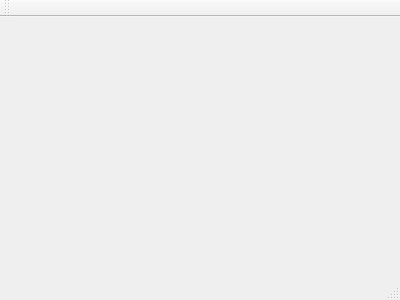
mbnoimi/SimpleInvoice, file src/mainwindow.ui: the form before one commit.
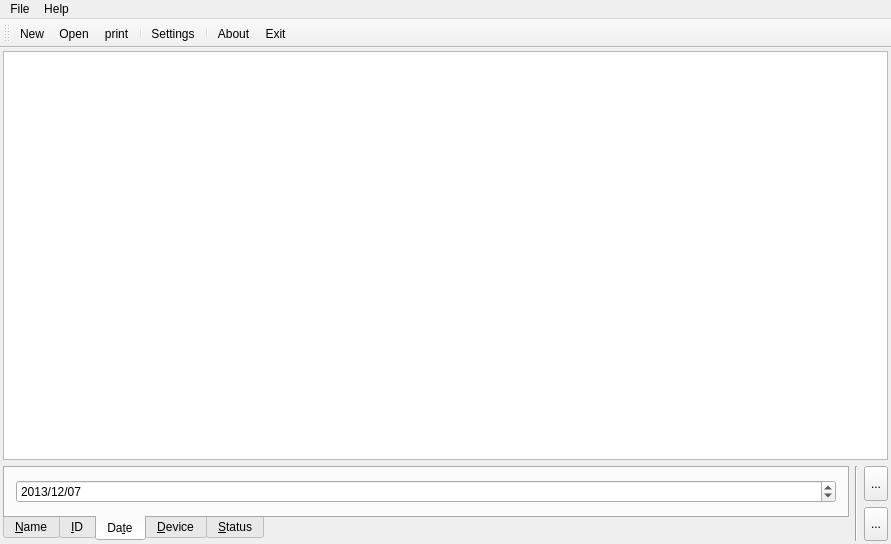
The form after the commit. The open tabs and pages were chosen to show the change. Icons and pictures are not drawn.

```diff
--- a/src/mainwindow.ui
+++ b/src/mainwindow.ui
@@ -1,24 +1,353 @@
 <ui version="4.0">
  <class>MainWindow</class>
- <widget class="QMainWindow" name="MainWindow" >
-  <property name="geometry" >
+ <widget class="QMainWindow" name="MainWindow">
+  <property name="geometry">
    <rect>
     <x>0</x>
     <y>0</y>
-    <width>400</width>
-    <height>300</height>
+    <width>891</width>
+    <height>544</height>
    </rect>
   </property>
   <property name="windowTitle" >
    <string>MainWindow</string>
   </property>
-  <widget class="QMenuBar" name="menuBar" />
-  <widget class="QToolBar" name="mainToolBar" />
-  <widget class="QWidget" name="centralWidget" />
-  <widget class="QStatusBar" name="statusBar" />
+  <property name="windowIcon">
+   <iconset resource="res.qrc">
+    <normaloff>:/icons/res/kword.png</normaloff>:/icons/res/kword.png</iconset>
+  </property>
+  <widget class="QWidget" name="centralWidget">
+   <layout class="QVBoxLayout" name="verticalLayout_2">
+    <property name="leftMargin">
+     <number>3</number>
+    </property>
+    <property name="topMargin">
+     <number>3</number>
+    </property>
+    <property name="rightMargin">
+     <number>3</number>
+    </property>
+    <property name="bottomMargin">
+     <number>3</number>
+    </property>
+    <item>
+     <widget class="QTableView" name="tableView">
+      <property name="alternatingRowColors">
+       <bool>true</bool>
+      </property>
+      <property name="selectionMode">
+       <enum>QAbstractItemView::SingleSelection</enum>
+      </property>
+      <property name="selectionBehavior">
+       <enum>QAbstractItemView::SelectRows</enum>
+      </property>
+      <attribute name="horizontalHeaderStretchLastSection">
+       <bool>true</bool>
+      </attribute>
+      <attribute name="verticalHeaderVisible">
+       <bool>false</bool>
+      </attribute>
+     </widget>
+    </item>
+    <item>
+     <widget class="QFrame" name="frame">
+      <property name="sizePolicy">
+       <sizepolicy hsizetype="Preferred" vsizetype="Maximum">
+        <horstretch>0</horstretch>
+        <verstretch>0</verstretch>
+       </sizepolicy>
+      </property>
+      <layout class="QHBoxLayout" name="horizontalLayout_2">
+       <property name="leftMargin">
+        <number>0</number>
+       </property>
+       <property name="topMargin">
+        <number>0</number>
+       </property>
+       <property name="rightMargin">
+        <number>0</number>
+       </property>
+       <property name="bottomMargin">
+        <number>0</number>
+       </property>
+       <item>
+        <widget class="QTabWidget" name="tabWidget">
+         <property name="tabPosition">
+          <enum>QTabWidget::South</enum>
+         </property>
+         <property name="currentIndex">
+          <number>0</number>
+         </property>
+         <widget class="QWidget" name="tab_3">
+          <attribute name="title">
+           <string>&amp;Name</string>
+          </attribute>
+          <layout class="QHBoxLayout" name="horizontalLayout_4">
+           <item>
+            <widget class="QLineEdit" name="lineEdit_name">
+             <property name="placeholderText">
+              <string>Type a name...</string>
+             </property>
+            </widget>
+           </item>
+          </layout>
+         </widget>
+         <widget class="QWidget" name="tab_2">
+          <attribute name="title">
+           <string>&amp;ID</string>
+          </attribute>
+          <layout class="QHBoxLayout" name="horizontalLayout_3">
+           <item>
+            <widget class="QSpinBox" name="spinBox_id">
+             <property name="maximum">
+              <number>9999999</number>
+             </property>
+            </widget>
+           </item>
+          </layout>
+         </widget>
+         <widget class="QWidget" name="tab">
+          <attribute name="title">
+           <string>Da&amp;te</string>
+          </attribute>
+          <layout class="QHBoxLayout" name="horizontalLayout">
+           <item>
+            <widget class="QDateEdit" name="dateEdit_date">
+             <property name="displayFormat">
+              <string>yyyy/MM/dd</string>
+             </property>
+             <property name="date">
+              <date>
+               <year>2013</year>
+               <month>12</month>
+               <day>7</day>
+              </date>
+             </property>
+            </widget>
+           </item>
+          </layout>
+         </widget>
+         <widget class="QWidget" name="tab_4">
+          <attribute name="title">
+           <string>&amp;Device</string>
+          </attribute>
+          <layout class="QHBoxLayout" name="horizontalLayout_5">
+           <item>
+            <widget class="QComboBox" name="comboBox_device"/>
+           </item>
+          </layout>
+         </widget>
+         <widget class="QWidget" name="tab_5">
+          <attribute name="title">
+           <string>&amp;Status</string>
+          </attribute>
+          <layout class="QHBoxLayout" name="horizontalLayout_6">
+           <item>
+            <widget class="QComboBox" name="comboBox_status"/>
+           </item>
+          </layout>
+         </widget>
+        </widget>
+       </item>
+       <item>
+        <widget class="Line" name="line">
+         <property name="orientation">
+          <enum>Qt::Vertical</enum>
+         </property>
+        </widget>
+       </item>
+       <item>
+        <layout class="QVBoxLayout" name="verticalLayout">
+         <item>
+          <widget class="QToolButton" name="toolButton_apply">
+           <property name="sizePolicy">
+            <sizepolicy hsizetype="Minimum" vsizetype="Minimum">
+             <horstretch>0</horstretch>
+             <verstretch>0</verstretch>
+            </sizepolicy>
+           </property>
+           <property name="text">
+            <string>...</string>
+           </property>
+           <property name="icon">
+            <iconset resource="res.qrc">
+             <normaloff>:/icons/res/dialog-ok-apply.png</normaloff>:/icons/res/dialog-ok-apply.png</iconset>
+           </property>
+          </widget>
+         </item>
+         <item>
+          <widget class="QToolButton" name="toolButton_cancel">
+           <property name="sizePolicy">
+            <sizepolicy hsizetype="Minimum" vsizetype="Minimum">
+             <horstretch>0</horstretch>
+             <verstretch>0</verstretch>
+            </sizepolicy>
+           </property>
+           <property name="text">
+            <string>...</string>
+           </property>
+           <property name="icon">
+            <iconset resource="res.qrc">
+             <normaloff>:/icons/res/dialog-cancel.png</normaloff>:/icons/res/dialog-cancel.png</iconset>
+           </property>
+          </widget>
+         </item>
+        </layout>
+       </item>
+      </layout>
+     </widget>
+    </item>
+   </layout>
+  </widget>
+  <widget class="QMenuBar" name="menuBar">
+   <property name="geometry">
+    <rect>
+     <x>0</x>
+     <y>0</y>
+     <width>891</width>
+     <height>20</height>
+    </rect>
+   </property>
+   <widget class="QMenu" name="menuFile">
+    <property name="title">
+     <string>File</string>
+    </property>
+    <addaction name="actionNew"/>
+    <addaction name="actionOpen"/>
+    <addaction name="actionPrint"/>
+    <addaction name="separator"/>
+    <addaction name="actionSettings"/>
+    <addaction name="separator"/>
+    <addaction name="actionExit"/>
+   </widget>
+   <widget class="QMenu" name="menuHelp">
+    <property name="title">
+     <string>Help</string>
+    </property>
+    <addaction name="actionAbout"/>
+   </widget>
+   <addaction name="menuFile"/>
+   <addaction name="menuHelp"/>
+  </widget>
+  <widget class="QToolBar" name="mainToolBar">
+   <property name="toolButtonStyle">
+    <enum>Qt::ToolButtonIconOnly</enum>
+   </property>
+   <attribute name="toolBarArea">
+    <enum>TopToolBarArea</enum>
+   </attribute>
+   <attribute name="toolBarBreak">
+    <bool>false</bool>
+   </attribute>
+   <addaction name="actionNew"/>
+   <addaction name="actionOpen"/>
+   <addaction name="actionPrint"/>
+   <addaction name="separator"/>
+   <addaction name="actionSettings"/>
+   <addaction name="separator"/>
+   <addaction name="actionAbout"/>
+   <addaction name="actionExit"/>
+  </widget>
+  <action name="actionNew">
+   <property name="icon">
+    <iconset resource="res.qrc">
+     <normaloff>:/icons/res/document-new.png</normaloff>:/icons/res/document-new.png</iconset>
+   </property>
+   <property name="text">
+    <string>New</string>
+   </property>
+   <property name="shortcut">
+    <string>Ctrl+N</string>
+   </property>
+  </action>
+  <action name="actionOpen">
+   <property name="icon">
+    <iconset resource="res.qrc">
+     <normaloff>:/icons/res/document-open-folder.png</normaloff>:/icons/res/document-open-folder.png</iconset>
+   </property>
+   <property name="text">
+    <string>Open</string>
+   </property>
+   <property name="shortcut">
+    <string>Ctrl+O</string>
+   </property>
+  </action>
+  <action name="actionExit">
+   <property name="icon">
+    <iconset resource="res.qrc">
+     <normaloff>:/icons/res/application-exit.png</normaloff>:/icons/res/application-exit.png</iconset>
+   </property>
+   <property name="text">
+    <string>Exit</string>
+   </property>
+   <property name="toolTip">
+    <string>Exit</string>
+   </property>
+   <property name="shortcut">
+    <string>Ctrl+Q</string>
+   </property>
+  </action>
+  <action name="actionSettings">
+   <property name="icon">
+    <iconset resource="res.qrc">
+     <normaloff>:/icons/res/advancedsettings.png</normaloff>:/icons/res/advancedsettings.png</iconset>
+   </property>
+   <property name="text">
+    <string>Settings</string>
+   </property>
+   <property name="toolTip">
+    <string>Settings</string>
+   </property>
+  </action>
+  <action name="actionAbout">
+   <property name="icon">
+    <iconset resource="res.qrc">
+     <normaloff>:/icons/res/help-about.png</normaloff>:/icons/res/help-about.png</iconset>
+   </property>
+   <property name="text">
+    <string>About</string>
+   </property>
+  </action>
+  <action name="actionPrint">
+   <property name="icon">
+    <iconset resource="res.qrc">
+     <normaloff>:/icons/res/document-print.png</normaloff>:/icons/res/document-print.png</iconset>
+   </property>
+   <property name="text">
+    <string>print</string>
+   </property>
+   <property name="shortcut">
+    <string>Ctrl+P</string>
+   </property>
+  </action>
  </widget>
- <layoutDefault spacing="6" margin="11" />
- <pixmapfunction></pixmapfunction>
- <resources/>
- <connections/>
+ <layoutdefault spacing="6" margin="11"/>
+ <tabstops>
+  <tabstop>spinBox_id</tabstop>
+  <tabstop>lineEdit_name</tabstop>
+  <tabstop>comboBox_device</tabstop>
+  <tabstop>comboBox_status</tabstop>
+  <tabstop>dateEdit_date</tabstop>
+ </tabstops>
+ <resources>
+  <include location="res.qrc"/>
+ </resources>
+ <connections>
+  <connection>
+   <sender>actionExit</sender>
+   <signal>triggered()</signal>
+   <receiver>MainWindow</receiver>
+   <slot>close()</slot>
+   <hints>
+    <hint type="sourcelabel">
+     <x>-1</x>
+     <y>-1</y>
+    </hint>
+    <hint type="destinationlabel">
+     <x>199</x>
+     <y>149</y>
+    </hint>
+   </hints>
+  </connection>
+ </connections>
 </ui>
```
Left out of the diff: 5 changed lines with no effect on the pictures.
